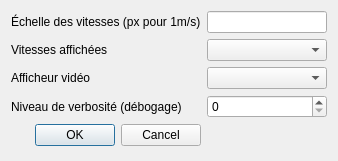
Above: src/preferences.ui from rene-d/pymecavideo before the change. Below: the same form after it.
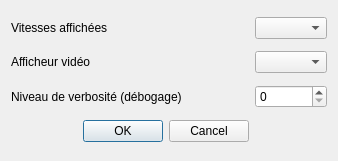
That is the form after the change.

Diff of the .ui file:
```diff
--- a/src/preferences.ui
+++ b/src/preferences.ui
@@ -12,58 +12,48 @@
   <property name="windowTitle" >
    <string>Préférences de pyMecaVideo</string>
   </property>
-  <layout class="QGridLayout" >
-   <item row="0" column="0" >
-    <widget class="QLabel" name="label" >
-     <property name="text" >
-      <string>Échelle des vitesses (px pour 1m/s)</string>
-     </property>
-    </widget>
-   </item>
-   <item row="0" column="1" >
-    <widget class="QLineEdit" name="echelle_vEdit" />
-   </item>
-   <item row="1" column="0" >
-    <widget class="QLabel" name="label_2" >
-     <property name="text" >
+  <layout class="QGridLayout">
+   <item row="0" column="0">
+    <widget class="QLabel" name="label_2">
+     <property name="text">
       <string>Vitesses affichées</string>
      </property>
     </widget>
    </item>
-   <item row="1" column="1" >
-    <widget class="QComboBox" name="comboBoxProximite" />
+   <item row="0" column="1">
+    <widget class="QComboBox" name="comboBoxProximite"/>
    </item>
-   <item row="2" column="0" >
-    <widget class="QLabel" name="label_3" >
-     <property name="text" >
+   <item row="1" column="0">
+    <widget class="QLabel" name="label_3">
+     <property name="text">
       <string>Afficheur vidéo</string>
      </property>
     </widget>
    </item>
-   <item row="2" column="1" >
-    <widget class="QComboBox" name="comboBoxVideoPLayer" />
+   <item row="1" column="1">
+    <widget class="QComboBox" name="comboBoxVideoPLayer"/>
    </item>
-   <item row="3" column="0" >
-    <widget class="QLabel" name="label_4" >
-     <property name="text" >
+   <item row="2" column="0">
+    <widget class="QLabel" name="label_4">
+     <property name="text">
       <string>Niveau de verbosité (débogage)</string>
      </property>
     </widget>
    </item>
-   <item row="3" column="1" >
-    <widget class="QSpinBox" name="spinBoxDbg" >
-     <property name="maximum" >
+   <item row="2" column="1">
+    <widget class="QSpinBox" name="spinBoxDbg">
+     <property name="maximum">
       <number>9</number>
      </property>
     </widget>
    </item>
-   <item row="4" column="0" >
-    <widget class="QDialogButtonBox" name="buttonBox" >
-     <property name="orientation" >
+   <item row="3" column="0">
+    <widget class="QDialogButtonBox" name="buttonBox">
+     <property name="orientation">
       <enum>Qt::Horizontal</enum>
      </property>
-     <property name="standardButtons" >
-      <set>QDialogButtonBox::Cancel|QDialogButtonBox::NoButton|QDialogButtonBox::Ok</set>
+     <property name="standardButtons">
+      <set>QDialogButtonBox::Cancel|QDialogButtonBox::Ok</set>
      </property>
     </widget>
    </item>
```
Left out of the diff: 17 changed lines with no effect on the pictures.
